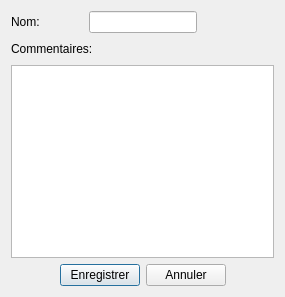
IfremerUnderwater/Matisse, file main/qt/MatisseServer/ui/JobDialog.ui: the form before one commit.
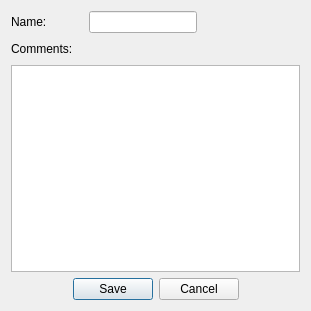
The form after the commit. Icons and pictures are not drawn.

```diff
--- a/main/qt/MatisseServer/ui/JobDialog.ui
+++ b/main/qt/MatisseServer/ui/JobDialog.ui
@@ -6,8 +6,8 @@
    <rect>
     <x>0</x>
     <y>0</y>
-    <width>285</width>
-    <height>297</height>
+    <width>311</width>
+    <height>311</height>
    </rect>
   </property>
   <property name="sizePolicy">
@@ -47,7 +47,7 @@
         </size>
        </property>
        <property name="text">
-        <string>Nom:</string>
+        <string>Name:</string>
        </property>
       </widget>
      </item>
@@ -74,7 +74,7 @@
      <item>
       <widget class="QLabel" name="label_4">
        <property name="text">
-        <string>Commentaires:</string>
+        <string>Comments:</string>
        </property>
       </widget>
      </item>
@@ -114,14 +114,14 @@
      <item>
       <widget class="QPushButton" name="_PB_save">
        <property name="text">
-        <string>Enregistrer</string>
+        <string>Save</string>
        </property>
       </widget>
      </item>
      <item>
       <widget class="QPushButton" name="_PB_cancel">
        <property name="text">
-        <string>Annuler</string>
+        <string>Cancel</string>
        </property>
       </widget>
      </item>
```
Left out of the diff: 4 changed lines with no effect on the pictures.
